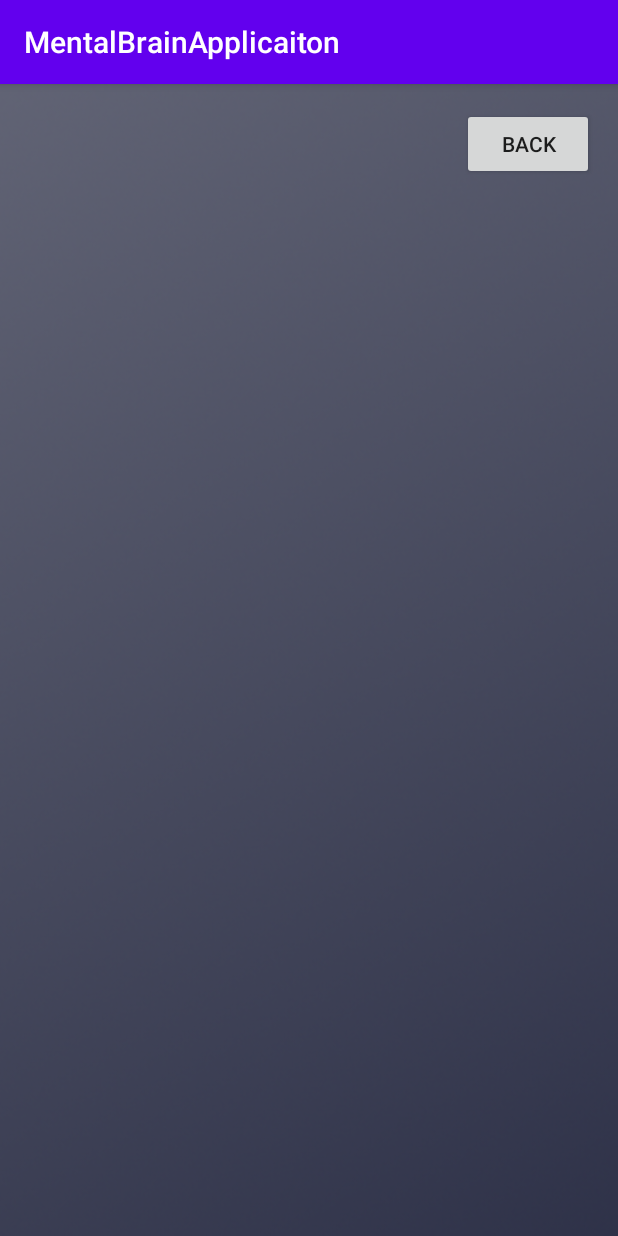
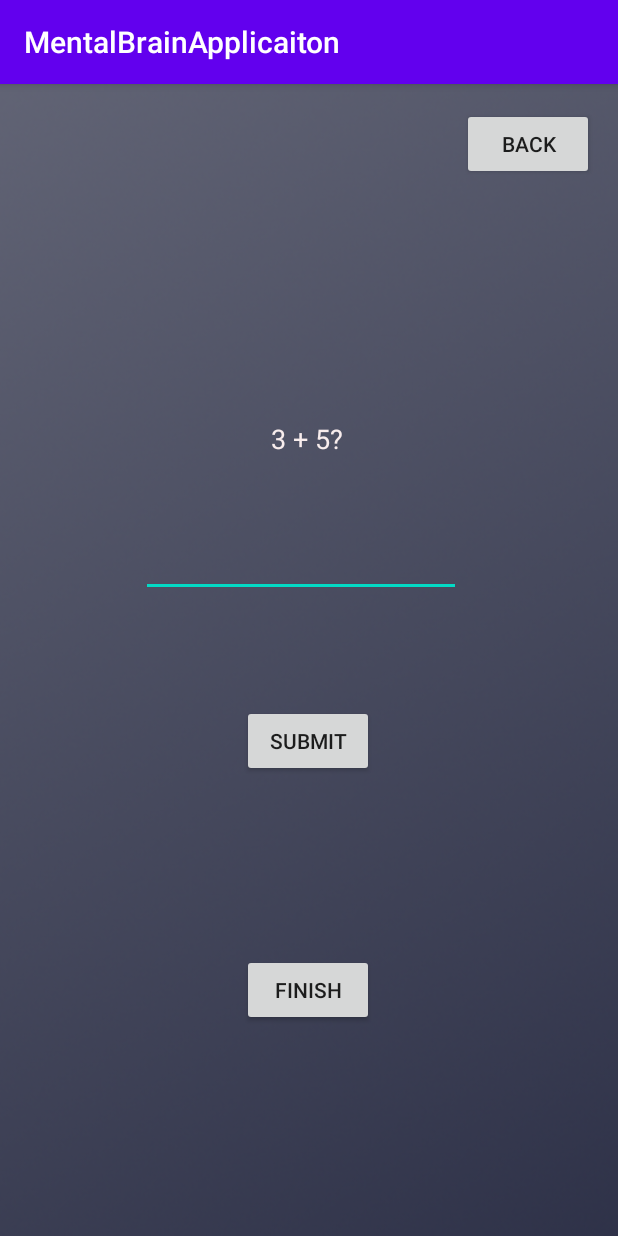
Before and after one commit to 57spvqas/Mobile-App-Group4, an Android app: the MentalMaths screen opened directly, with no data from a screen before it, on a phone screen of 412 x 824 dp. Run offline under Robolectric (Android 15) with nearby library versions, the phone set to English and light mode, and no system bars.

Commit message:
Added Maths code
- Implemented math game

```diff
--- a/MentalBrainApplicaiton/app/src/main/java/com/example/mentalbrainapplicaiton/MainActivity.java
+++ b/MentalBrainApplicaiton/app/src/main/java/com/example/mentalbrainapplicaiton/MainActivity.java
@@ -46,7 +46,7 @@ public class MainActivity extends AppCompatActivity {
      * Method to be used to start Memory Activity, called when the Memory Button is clicked.
      */
     public void openMemory(View view) {
-        Intent intent = new Intent(this, MentalMaths.class);
+        Intent intent = new Intent(this, Memory.class);
         startActivity(intent);
     }
 
--- a/MentalBrainApplicaiton/app/src/main/java/com/example/mentalbrainapplicaiton/MentalMaths.java
+++ b/MentalBrainApplicaiton/app/src/main/java/com/example/mentalbrainapplicaiton/MentalMaths.java
@@ -5,22 +5,84 @@ import androidx.appcompat.app.AppCompatActivity;
 import android.content.Intent;
 import android.os.Bundle;
 import android.view.View;
+import android.widget.EditText;
+import android.widget.TextView;
 
 public class MentalMaths extends AppCompatActivity {
+
+    private Questions newQuestions = new Questions();
+    private String newAnswer;
+    private int QuestionNumber = 0;
+    private int Score = 0;
 
     @Override
     protected void onCreate(Bundle savedInstanceState) {
         super.onCreate(savedInstanceState);
         setContentView(R.layout.activity_mental_maths);
+        nextQuestion();
     }
 
     /***
      * Method to be used to start MainActivity, called when the Back Button is clicked.
      *
      */
+
     public void openMain(View view) {
         Intent intent = new Intent(this, MainActivity.class);
         startActivity(intent);
     }
 
+    public void onButtonClick(View view) {
+        TextView Note = findViewById(R.id.note);
+        EditText Answer = findViewById(R.id.answer);
+        if (Answer.getText().toString().equals(newAnswer)) {
+            Note.setText("Well Done!");
+            Score = Score + 1;
+            updateScore(Score);
+            nextQuestion();
+        } else {
+            Note.setText("Incorrect");
+            nextQuestion();
+        }
+
+    }
+
+    private void nextQuestion() {
+        TextView myQuestions = findViewById(R.id.question);
+        myQuestions.setText(newQuestions.getQuestion(QuestionNumber));
+        newAnswer = newQuestions.getAnswers(QuestionNumber);
+        QuestionNumber++;
+        if (QuestionNumber == 21) {
+            gameOver();
+        }
+    }
+
+    private void gameOver() {
+        TextView Note = findViewById(R.id.note);
+        Note.setText("Completed!");
+        openResults();
+    }
+
+    private void updateScore(int a) {
+        TextView score = findViewById(R.id.score);
+        score.setText("Score: " + Score);
+    }
+
+    public void openResults() {
+        TextView score = findViewById(R.id.score);
+        String str = score.getText().toString();
+        Intent intent = new Intent(this, Results.class);
+        intent.putExtra("Total Score", str);
+        startActivity(intent);
+    }
+
+    public void Finish(View view){
+        TextView score = findViewById(R.id.score);
+        String str = score.getText().toString();
+        Intent intent = new Intent(this, Results.class);
+        intent.putExtra("Total Score", str);
+        startActivity(intent);
+    }
+
+
 }
--- /dev/null
+++ b/MentalBrainApplicaiton/app/src/main/java/com/example/mentalbrainapplicaiton/Questions.java
@@ -0,0 +1,19 @@
+package com.example.mentalbrainapplicaiton;
+
+public class Questions {
+
+    private String myQuestions [] = {"3 + 5?", "2 x 4?", "9 / 3?", "10 - 1", "7 + 3", "7 x 3", "8 x 4", "36 / 9", "12 x 10", "17 - 13", "12 x 12", "13 x 13", "17 + 38", "56 + 69", "15 x 12", "17 x 17", "21 x 15", "323 / 19", "374 / 34", "3 x 163", ""};
+
+    private String Answers [] = {"8", "8", "3", "9", "10", "21", "32", "4", "120", "4", "144", "169", "55", "125", "180", "289", "315", "17", "11", "489", ""};
+
+
+    public String getQuestion(int a){
+        String question = myQuestions[a];
+        return question;
+    }
+
+    public String getAnswers(int a){
+        String answer = Answers[a];
+        return answer;
+    }
+}
--- a/MentalBrainApplicaiton/app/src/main/res/layout/activity_mental_maths.xml
+++ b/MentalBrainApplicaiton/app/src/main/res/layout/activity_mental_maths.xml
@@ -6,6 +6,82 @@
     android:layout_height="match_parent"
     android:background="@drawable/background"
     tools:context=".MentalMaths">
+
+    <Button
+        android:id="@+id/button14"
+        android:layout_width="wrap_content"
+        android:layout_height="0dp"
+        android:layout_marginBottom="44dp"
+        android:onClick="onButtonClick"
+        android:text="Submit"
+        app:layout_constraintBottom_toTopOf="@+id/note"
+        app:layout_constraintEnd_toEndOf="parent"
+        app:layout_constraintHorizontal_bias="0.498"
+        app:layout_constraintStart_toStartOf="parent" />
+
+    <EditText
+        android:id="@+id/answer"
+        android:layout_width="wrap_content"
+        android:layout_height="0dp"
+        android:layout_marginBottom="72dp"
+        android:ems="10"
+        android:inputType="number"
+        app:layout_constraintBottom_toTopOf="@+id/button14"
+        app:layout_constraintEnd_toEndOf="parent"
+        app:layout_constraintHorizontal_bias="0.474"
+        app:layout_constraintStart_toStartOf="parent" />
+
+    <TextView
+        android:id="@+id/question"
+        android:layout_width="205dp"
+        android:layout_height="0dp"
+        android:layout_marginBottom="48dp"
+        android:gravity="center"
+        android:textColor="#F8EDED"
+        android:textSize="18sp"
+        app:layout_constraintBottom_toTopOf="@+id/answer"
+        app:layout_constraintEnd_toEndOf="parent"
+        app:layout_constraintHorizontal_bias="0.495"
+        app:layout_constraintStart_toStartOf="parent"
+        tools:text="Enter Answer" />
+
+    <TextView
+        android:id="@+id/note"
+        android:layout_width="132dp"
+        android:layout_height="0dp"
+        android:layout_marginBottom="52dp"
+        android:gravity="center"
+        android:textColor="#000000"
+        android:textSize="16sp"
+        app:layout_constraintBottom_toTopOf="@+id/finish"
+        app:layout_constraintEnd_toEndOf="parent"
+        app:layout_constraintHorizontal_bias="0.498"
+        app:layout_constraintStart_toStartOf="parent" />
+
+    <TextView
+        android:id="@+id/score"
+        android:layout_width="162dp"
+        android:layout_height="0dp"
+        android:layout_marginBottom="24dp"
+        android:gravity="center"
+        android:textColor="#050505"
+        android:textSize="18sp"
+        app:layout_constraintBottom_toTopOf="@+id/question"
+        app:layout_constraintEnd_toEndOf="parent"
+        app:layout_constraintHorizontal_bias="0.497"
+        app:layout_constraintStart_toStartOf="parent" />
+
+    <Button
+        android:id="@+id/finish"
+        android:layout_width="wrap_content"
+        android:layout_height="0dp"
+        android:layout_marginBottom="140dp"
+        android:onClick="Finish"
+        android:text="Finish"
+        app:layout_constraintBottom_toBottomOf="parent"
+        app:layout_constraintEnd_toEndOf="parent"
+        app:layout_constraintHorizontal_bias="0.498"
+        app:layout_constraintStart_toStartOf="parent" />
 
     <Button
         android:id="@+id/button7"
```
Also changed, not shown: MentalBrainApplicaiton/app/src/main/AndroidManifest.xml (+6 -5 lines), MentalBrainApplicaiton/app/src/main/java/com/example/mentalbrainapplicaiton/Memory.java (added, +14 -0 lines), MentalBrainApplicaiton/app/src/main/java/com/example/mentalbrainapplicaiton/Results.java (added, +28 -0 lines), MentalBrainApplicaiton/app/src/main/res/drawable-mdpi/textview_border.xml (added, +8 -0 lines), MentalBrainApplicaiton/app/src/main/res/layout/activity_memory.xml (added, +10 -0 lines), MentalBrainApplicaiton/app/src/main/res/layout/activity_results.xml (added, +62 -0 lines).
